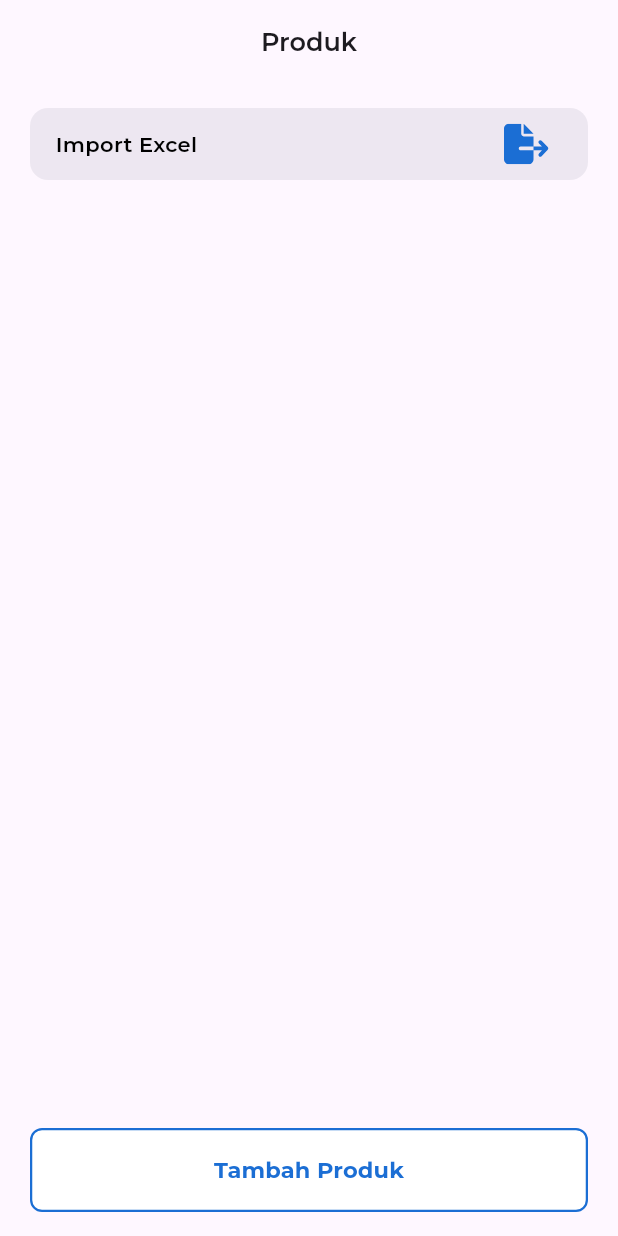
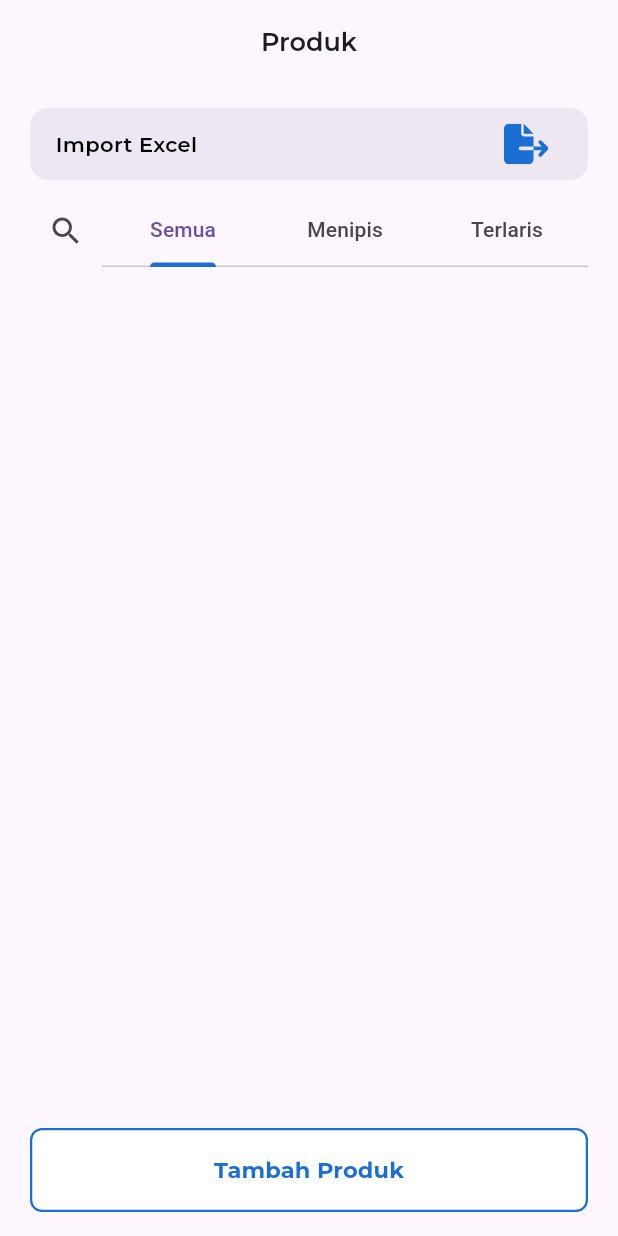
Before and after one commit to akmalzidani/pos_portal, a Flutter app: the screen it shows after launch, on a phone screen of 412 x 824 dp. Run offline on Flutter 3.47's test engine with Material 3 defaults, Android fonts, the phone set to English and light mode, and no system bars; our stand-ins replace custom_sliding_segmented_control, flutter_svg; project files that could hold a hidden picture were left out.

Commit message:
karek tabbarview

```diff
--- a/lib/pages/product/product_page.dart
+++ b/lib/pages/product/product_page.dart
@@ -1,5 +1,7 @@
 import 'package:flutter/material.dart';
+import 'package:flutter_svg/svg.dart';
 import 'package:pos_portal/layouts/body_template.dart';
+import 'package:pos_portal/utils/colors.dart';
 import 'package:pos_portal/widgets/button.dart';
 import 'package:pos_portal/widgets/card_action.dart';
 import 'package:pos_portal/widgets/topbar.dart';
@@ -11,21 +13,111 @@ class ProductPage extends StatefulWidget {
   State<ProductPage> createState() => _ProductPageState();
 }
 
-class _ProductPageState extends State<ProductPage> {
+class _ProductPageState extends State<ProductPage>
+    with SingleTickerProviderStateMixin {
+  final tabs = const[
+    Tab(
+      text: "Semua",
+    ),
+    Tab(
+      text: "Menipis",
+    ),
+    Tab(
+      text: "Terlaris",
+    ),
+  ];
+  TabController ? _tabController;
+
+  @override
+  void initState() {
+    super.initState();
+    _tabController = TabController(length: 3, vsync: this);
+  }
+
   @override
   Widget build(BuildContext context) {
     return Scaffold(
-      appBar: topBar(context: context, title: 'Produk'),
+      appBar: topBar(context: context, title: 'Produk',),
       body: BodyTemplate(
         child: Column(
           children: [
             CardAction(
               isImport: true,
             ),
+            SizedBox(height: 10,),
+            Row(
+              mainAxisAlignment: MainAxisAlignment.start,
+              children: [
+                IconButton(
+                  onPressed: () {},
+                  icon: Icon(Icons.search),
+                ),
+                Expanded(
+                  child: TabBar(
+                    controller: _tabController,
+                    tabs: tabs,
+                    indicatorColor: MyColors.primary,
+                  ),
+                ),
               ],
-      )),
+            ),
+            // Expanded(
+            //   child: TabBarView(
+            //     controller: _tabController,
+            //     children: [
+            //       CardHistory(),
+            //       CardHistory(),
+            //       CardHistory(),
+            //     ],
+            //   ),
+            // )
+          ],
+        ),
+      ),
       floatingActionButtonLocation: FloatingActionButtonLocation.centerFloat,
-      floatingActionButton: ButtonDefault(title: 'Tambah Produk'),
+      floatingActionButton: ButtonDefault( // Ubah ButtonDefault menjadi Button
+        title: 'Tambah Produk',
+      ),
     );
   }
 }
+
+class CardHistory extends StatelessWidget {
+  const CardHistory({
+    Key? key,
+  }) : super(key: key);
+
+  @override
+  Widget build(BuildContext context) {
+    return Card(
+      margin: const EdgeInsets.only(top: 16),
+      elevation: 0,
+      color: MyColors.info,
+      child: Padding(
+        padding: const EdgeInsets.symmetric(vertical: 16.0, horizontal: 20.0),
+        child: Row(
+          mainAxisAlignment: MainAxisAlignment.start,
+          children: [
+            SvgPicture.asset(
+              'assets/svg/icon_laris.svg',
+              width: 20,
+              height: 20,
+            ),
+            Padding(
+              padding: const EdgeInsets.only(left: 8),
+              child: const Text(
+                'Lihat Produk Terlarismu',
+                style: TextStyle(
+                  fontFamily: 'Montserrat',
+                  fontWeight: FontWeight.w500,
+                  fontSize: 15,
+                  color: Colors.black,
+                ),
+              ),
+            ),
+          ],
+        ),
+      ),
+    );
+  }
+}
```
Lines whose indentation alone changed are shown as unchanged.
